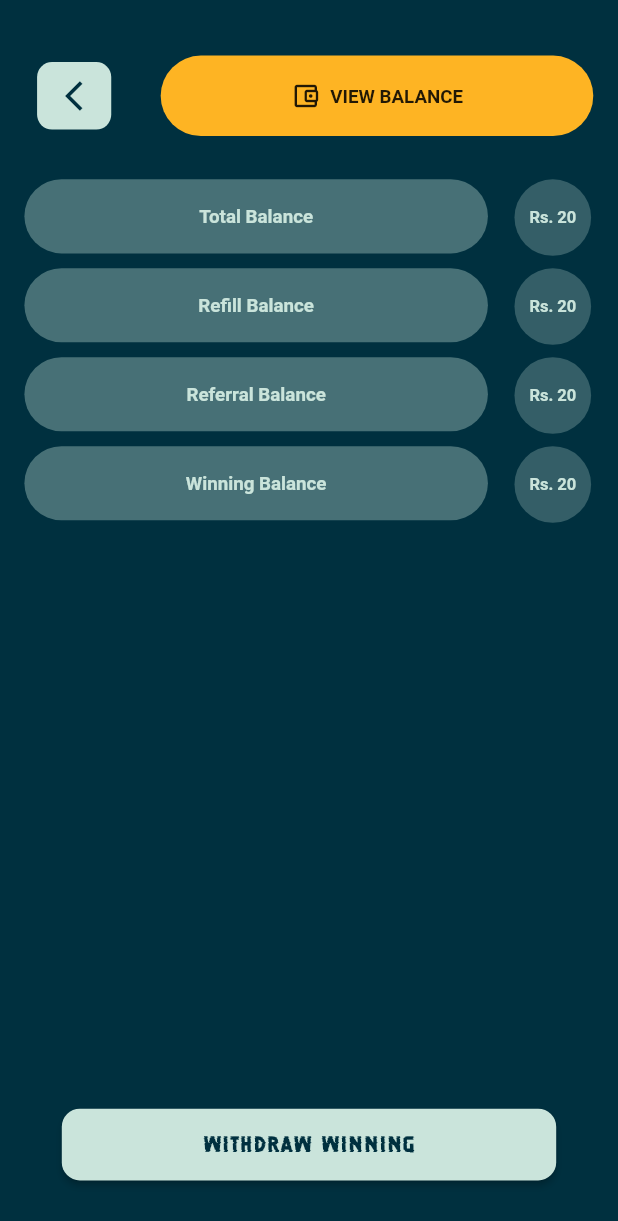
After one commit to nouveau-riche/Quizeee-UIScreen-flutter, a Flutter app: the WalletDetails screen opened directly, on a phone screen of 412 x 824 dp. The commit adds this screen. Shown: the top 1221 px of the screen. Run offline on Flutter 3.47's test engine with Material 2 defaults, Android fonts, the light colour scheme and no system bars; our stand-ins replace cached_network_image, dio, flutter_countdown_timer, flutter_spinkit, fluttertoast, image_picker and 5 more; missing offline and left inert: com.quizeee.quizeee, onesignal_flutter.

Commit message:
added wallet details

```diff
--- a/lib/screens/login/login_screen.dart
+++ b/lib/screens/login/login_screen.dart
@@ -63,7 +63,7 @@ class LoginScreen extends StatelessWidget {
               Row(
                 mainAxisAlignment: MainAxisAlignment.spaceEvenly,
                 children: [
-                  buildCountryCode(mq.width * 0.17),
+                  buildCountryCode(mq.width * 0.15),
                   buildPhoneNumberField(mq.width * 0.74),
                 ],
               ),
@@ -159,13 +159,9 @@ class LoginScreen extends StatelessWidget {
         mainAxisAlignment: MainAxisAlignment.spaceEvenly,
         children: [
           Container(
-            height: 20,
-            width: 20,
+            height: 24,
+            width: 24,
             child: Image.asset('assets/images/flag.png'),
-          ),
-          const Text(
-            '+91',
-            style: TextStyle(fontSize: 13.1, fontWeight: FontWeight.w700),
           ),
         ],
       ),
--- /dev/null
+++ b/lib/screens/wallet/wallet_details.dart
@@ -0,0 +1,153 @@
+import 'package:flutter/material.dart';
+
+import '../../constant.dart';
+
+class WalletDetails extends StatelessWidget {
+  @override
+  Widget build(BuildContext context) {
+    final mq = MediaQuery.of(context).size;
+
+    return Scaffold(
+      backgroundColor: kPrimaryColor,
+      body: Column(
+        children: [
+          SizedBox(
+            height: mq.height * 0.045,
+          ),
+          buildAppBar(context, mq),
+          SizedBox(
+            height: mq.height * 0.025,
+          ),
+          buildNotificationMessage(mq, 'Total Balance', 20),
+          buildNotificationMessage(mq, 'Refill Balance', 20),
+          buildNotificationMessage(mq, 'Referral Balance', 20),
+          buildNotificationMessage(mq, 'Winning Balance', 20),
+          Spacer(),
+          buildSubmitButton(mq, context),
+          SizedBox(
+            height: mq.height * 0.045,
+          ),
+        ],
+      ),
+    );
+  }
+
+  Widget buildAppBar(BuildContext context, Size mq) {
+    return Row(
+      mainAxisAlignment: MainAxisAlignment.spaceAround,
+      children: [
+        Container(
+          height: 45,
+          width: mq.width * 0.12,
+          margin: EdgeInsets.only(left: mq.width * 0.02),
+          decoration: BoxDecoration(
+            color: kSecondaryColor,
+            borderRadius: BorderRadius.circular(10),
+          ),
+          child: IconButton(
+            icon: Icon(
+              Icons.arrow_back_ios_outlined,
+              color: kPrimaryColor,
+            ),
+            onPressed: () {
+              Navigator.of(context).pop();
+            },
+          ),
+        ),
+        Container(
+          height: mq.height * 0.065,
+          width: mq.width * 0.7,
+          decoration: BoxDecoration(
+            color: kPrimaryLightColor,
+            borderRadius: BorderRadius.circular(30),
+          ),
+          child: Row(
+            mainAxisAlignment: MainAxisAlignment.center,
+            children: [
+              Icon(
+                Icons.account_balance_wallet_outlined,
+                size: 20,
+              ),
+              Text(
+                '  VIEW BALANCE',
+                style: TextStyle(fontWeight: FontWeight.bold, fontSize: 12.5),
+              ),
+            ],
+          ),
+        ),
+      ],
+    );
+  }
+
+  Widget buildNotificationMessage(Size mq, String message, int amount) {
+    return Container(
+      margin: EdgeInsets.only(top: mq.height * 0.01),
+      child: Row(
+        crossAxisAlignment: CrossAxisAlignment.start,
+        mainAxisAlignment: MainAxisAlignment.spaceAround,
+        children: [
+          Container(
+            margin: EdgeInsets.only(left: mq.width * 0.02),
+            width: mq.width * 0.75,
+            height: mq.height * 0.06,
+            decoration: BoxDecoration(
+              color: const Color.fromRGBO(71, 112, 118, 1),
+              borderRadius: BorderRadius.circular(25),
+            ),
+            child: Center(
+              child: Text(
+                message,
+                style: const TextStyle(
+                    color: kSecondaryColor,
+                    fontSize: 12.5,
+                    fontWeight: FontWeight.bold),
+              ),
+            ),
+          ),
+          Container(
+            height: mq.height * 0.062,
+            width: mq.width * 0.132,
+            margin: EdgeInsets.only(right: mq.width * 0.02),
+            decoration: BoxDecoration(
+              shape: BoxShape.circle,
+              color: const Color.fromRGBO(52, 94, 103, 1),
+            ),
+            child: Center(
+              child: Text(
+                'Rs. $amount',
+                style: TextStyle(
+                    fontWeight: FontWeight.bold,
+                    fontSize: 11,
+                    color: kSecondaryColor),
+              ),
+            ),
+          ),
+        ],
+      ),
+    );
+  }
+
+  Widget buildSubmitButton(Size mq, BuildContext context) {
+    return SizedBox(
+      height: mq.height * 0.058,
+      width: mq.width * 0.8,
+      child: ElevatedButton(
+        style: ElevatedButton.styleFrom(
+          primary: kSecondaryColor,
+          shape: RoundedRectangleBorder(
+            borderRadius: BorderRadius.circular(12),
+          ),
+        ),
+        onPressed: () {},
+        child: Text(
+          'Withdraw Winning',
+          style: TextStyle(
+            color: kPrimaryColor,
+            fontFamily: 'DebugFreeTrial',
+            fontSize: 22,
+          ),
+        ),
+      ),
+    );
+  }
+}
--- a/lib/screens/wallet/wallet_screen.dart
+++ b/lib/screens/wallet/wallet_screen.dart
@@ -4,6 +4,7 @@ import 'package:com.quizeee.quizeee/models/userWalletModel.dart';
 import 'package:com.quizeee.quizeee/provider/apiUrl.dart';
 import 'package:com.quizeee.quizeee/provider/mainPro.dart';
 import 'package:com.quizeee.quizeee/screens/creatQuiz/webview.dart';
+import 'package:com.quizeee.quizeee/screens/wallet/wallet_details.dart';
 import 'package:com.quizeee.quizeee/widgets/toast.dart';
 import 'package:dio/dio.dart';
 import 'package:flutter/cupertino.dart';
@@ -33,6 +34,7 @@ class _WalletScreenState extends State<WalletScreen> {
   File image;
   final picker = ImagePicker();
   String profileUrl;
+
   Future pickImageFromGallery() async {
     try {
       final imageFile = await picker.getImage(source: ImageSource.gallery);
@@ -215,7 +217,15 @@ class _WalletScreenState extends State<WalletScreen> {
     return Row(
       mainAxisAlignment: MainAxisAlignment.spaceAround,
       children: [
-        Container(
+        GestureDetector(
+          onTap: () {
+            Navigator.of(context).push(
+              CupertinoPageRoute(
+                builder: (ctx) => WalletDetails(),
+              ),
+            );
+          },
+          child: Container(
             margin: EdgeInsets.only(left: 5),
             width: mq.width * 0.44,
             height: mq.height * 0.12,
@@ -236,6 +246,7 @@ class _WalletScreenState extends State<WalletScreen> {
                   style: TextStyle(fontSize: 24, fontFamily: 'DebugFreeTrial'),
                 ),
               ],
+            ),
           ),
         ),
         Column(
```
Lines whose indentation alone changed are shown as unchanged.
